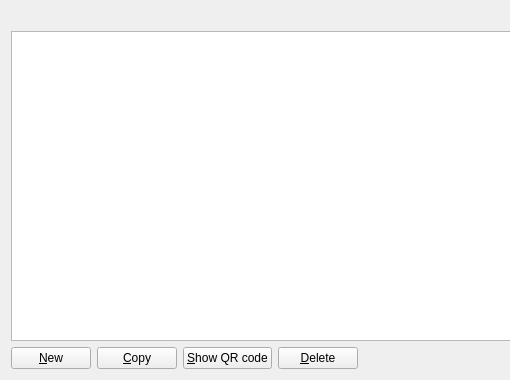
This is src/qt/forms/addressbookpage.ui in cadexproject/cadex as Qt 5 draws it before an edit; both pictures show x 0 to 510 and y 0 to 380 of the 760 by 380 pixel window. The edited form follows.
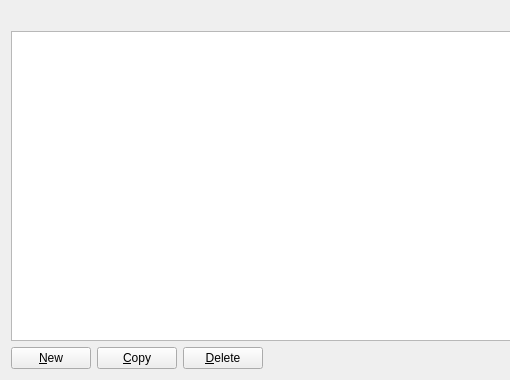
This is the edited form.

The edit to the form file:
```diff
--- a/src/qt/forms/addressbookpage.ui
+++ b/src/qt/forms/addressbookpage.ui
@@ -77,19 +77,6 @@
        </property>
       </widget>
      </item>
-     <item>
-      <widget class="QPushButton" name="showAddressQRCode">
-       <property name="toolTip">
-        <string>Show QR code for the currently selected address</string>
-       </property>
-       <property name="text">
-        <string>&amp;Show QR code</string>
-       </property>
-       <property name="autoDefault">
-        <bool>false</bool>
-       </property>
-      </widget>
-     </item>
      <item>
       <widget class="QPushButton" name="deleteAddress">
        <property name="toolTip">
```
